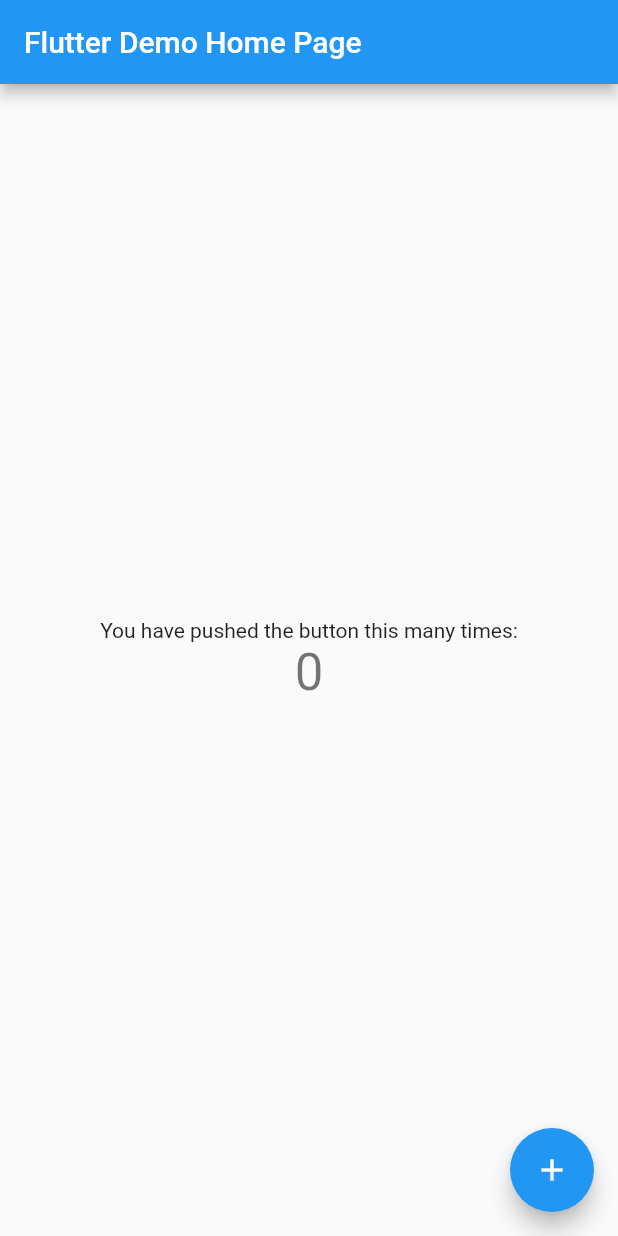
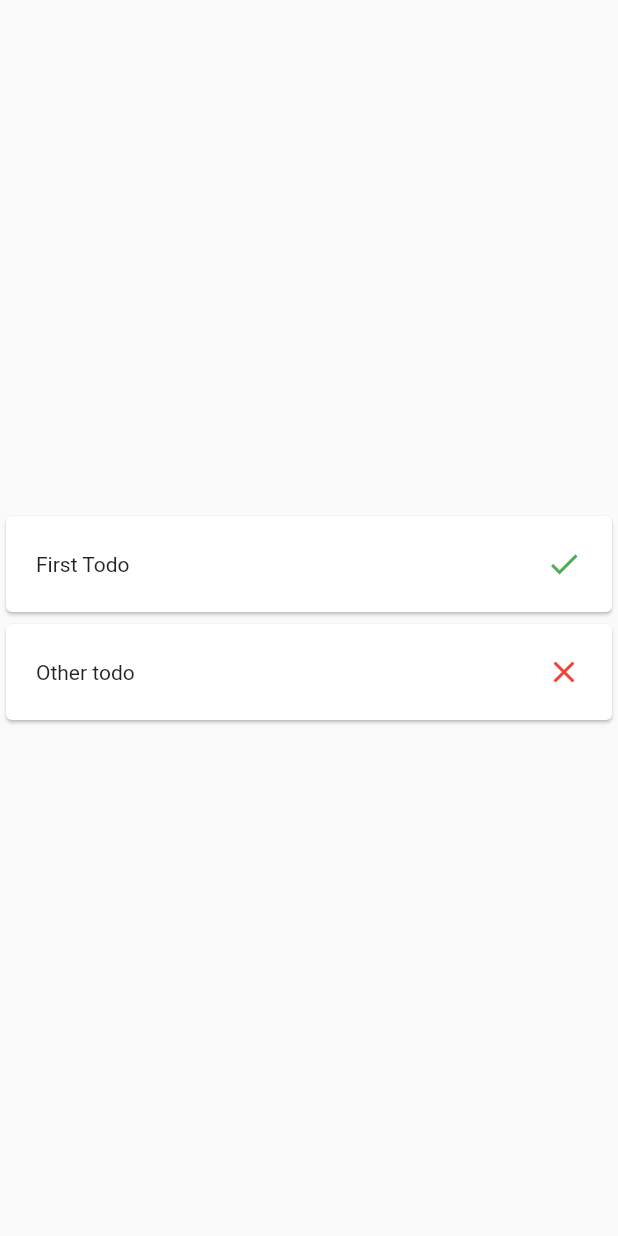
Before and after one commit to seif-baazouzi/todosapp, a Flutter app: the screen it shows after launch, on a phone screen of 412 x 824 dp. Run offline on Flutter 3.47's test engine with Material 2 defaults, Android fonts, the phone set to English and light mode, and no system bars.

Commit message:
render todos list

```diff
--- /dev/null
+++ b/lib/Models/todo.dart
@@ -0,0 +1,9 @@
+class Todo {
+  String todo = "";
+  bool done = false;
+
+  Todo({
+    required this.todo,
+    required this.done,
+  });
+}
--- /dev/null
+++ b/lib/Widgets/todo-card.dart
@@ -0,0 +1,25 @@
+import 'package:flutter/material.dart';
+import 'package:todosapp/Models/todo.dart';
+
+class TodoCard extends StatelessWidget {
+  final Todo todo;
+
+  const TodoCard({super.key, required this.todo});
+
+  @override
+  Widget build(BuildContext context) {
+    return Card(
+      child: Container(
+        padding: const EdgeInsetsDirectional.all(20),
+        child: Row(
+            mainAxisAlignment: MainAxisAlignment.spaceBetween,
+            children: <Widget>[
+              Text(todo.todo),
+              todo.done
+                  ? const Icon(Icons.done, color: Colors.green)
+                  : const Icon(Icons.close, color: Colors.red)
+            ]),
+      ),
+    );
+  }
+}
--- /dev/null
+++ b/lib/Widgets/todos-list.dart
@@ -0,0 +1,23 @@
+import 'package:flutter/material.dart';
+import 'package:todosapp/Models/todo.dart';
+import 'package:todosapp/Widgets/todo-card.dart';
+
+class TodosList extends StatelessWidget {
+  final List<Todo> todos;
+
+  const TodosList({
+    super.key,
+    required this.todos,
+  });
+
+  @override
+  Widget build(BuildContext context) {
+    return SizedBox(
+      width: 500,
+      child: Column(
+        mainAxisAlignment: MainAxisAlignment.center,
+        children: <Widget>[...todos.map((todo) => TodoCard(todo: todo))],
+      ),
+    );
+  }
+}
--- a/lib/main.dart
+++ b/lib/main.dart
@@ -1,4 +1,6 @@
 import 'package:flutter/material.dart';
+import 'package:todosapp/Models/todo.dart';
+import 'package:todosapp/Widgets/todos-list.dart';
 
 void main() {
   runApp(const MyApp());
@@ -7,109 +9,35 @@ void main() {
 class MyApp extends StatelessWidget {
   const MyApp({super.key});
 
-  // This widget is the root of your application.
   @override
   Widget build(BuildContext context) {
     return MaterialApp(
-      title: 'Flutter Demo',
+      title: 'Todos App',
       theme: ThemeData(
-        // This is the theme of your application.
-        //
-        // Try running your application with "flutter run". You'll see the
-        // application has a blue toolbar. Then, without quitting the app, try
-        // changing the primarySwatch below to Colors.green and then invoke
-        // "hot reload" (press "r" in the console where you ran "flutter run",
-        // or simply save your changes to "hot reload" in a Flutter IDE).
-        // Notice that the counter didn't reset back to zero; the application
-        // is not restarted.
         primarySwatch: Colors.blue,
       ),
-      home: const MyHomePage(title: 'Flutter Demo Home Page'),
+      home: const MyHomePage(),
     );
   }
 }
 
 class MyHomePage extends StatefulWidget {
-  const MyHomePage({super.key, required this.title});
-
-  // This widget is the home page of your application. It is stateful, meaning
-  // that it has a State object (defined below) that contains fields that affect
-  // how it looks.
-
-  // This class is the configuration for the state. It holds the values (in this
-  // case the title) provided by the parent (in this case the App widget) and
-  // used by the build method of the State. Fields in a Widget subclass are
-  // always marked "final".
-
-  final String title;
+  const MyHomePage({super.key});
 
   @override
   State<MyHomePage> createState() => _MyHomePageState();
 }
 
 class _MyHomePageState extends State<MyHomePage> {
-  int _counter = 0;
-
-  void _incrementCounter() {
-    setState(() {
-      // This call to setState tells the Flutter framework that something has
-      // changed in this State, which causes it to rerun the build method below
-      // so that the display can reflect the updated values. If we changed
-      // _counter without calling setState(), then the build method would not be
-      // called again, and so nothing would appear to happen.
-      _counter++;
-    });
-  }
+  List<Todo> todos = [
+    Todo(todo: "First Todo", done: true),
+    Todo(todo: "Other todo", done: false),
+  ];
 
   @override
   Widget build(BuildContext context) {
-    // This method is rerun every time setState is called, for instance as done
-    // by the _incrementCounter method above.
-    //
-    // The Flutter framework has been optimized to make rerunning build methods
-    // fast, so that you can just rebuild anything that needs updating rather
-    // than having to individually change instances of widgets.
     return Scaffold(
-      appBar: AppBar(
-        // Here we take the value from the MyHomePage object that was created by
-        // the App.build method, and use it to set our appbar title.
-        title: Text(widget.title),
-      ),
-      body: Center(
-        // Center is a layout widget. It takes a single child and positions it
-        // in the middle of the parent.
-        child: Column(
-          // Column is also a layout widget. It takes a list of children and
-          // arranges them vertically. By default, it sizes itself to fit its
-          // children horizontally, and tries to be as tall as its parent.
-          //
-          // Invoke "debug painting" (press "p" in the console, choose the
-          // "Toggle Debug Paint" action from the Flutter Inspector in Android
-          // Studio, or the "Toggle Debug Paint" command in Visual Studio Code)
-          // to see the wireframe for each widget.
-          //
-          // Column has various properties to control how it sizes itself and
-          // how it positions its children. Here we use mainAxisAlignment to
-          // center the children vertically; the main axis here is the vertical
-          // axis because Columns are vertical (the cross axis would be
-          // horizontal).
-          mainAxisAlignment: MainAxisAlignment.center,
-          children: <Widget>[
-            const Text(
-              'You have pushed the button this many times:',
-            ),
-            Text(
-              '$_counter',
-              style: Theme.of(context).textTheme.headline4,
-            ),
-          ],
-        ),
-      ),
-      floatingActionButton: FloatingActionButton(
-        onPressed: _incrementCounter,
-        tooltip: 'Increment',
-        child: const Icon(Icons.add),
-      ), // This trailing comma makes auto-formatting nicer for build methods.
+      body: Center(child: TodosList(todos: todos)),
     );
   }
 }
```
